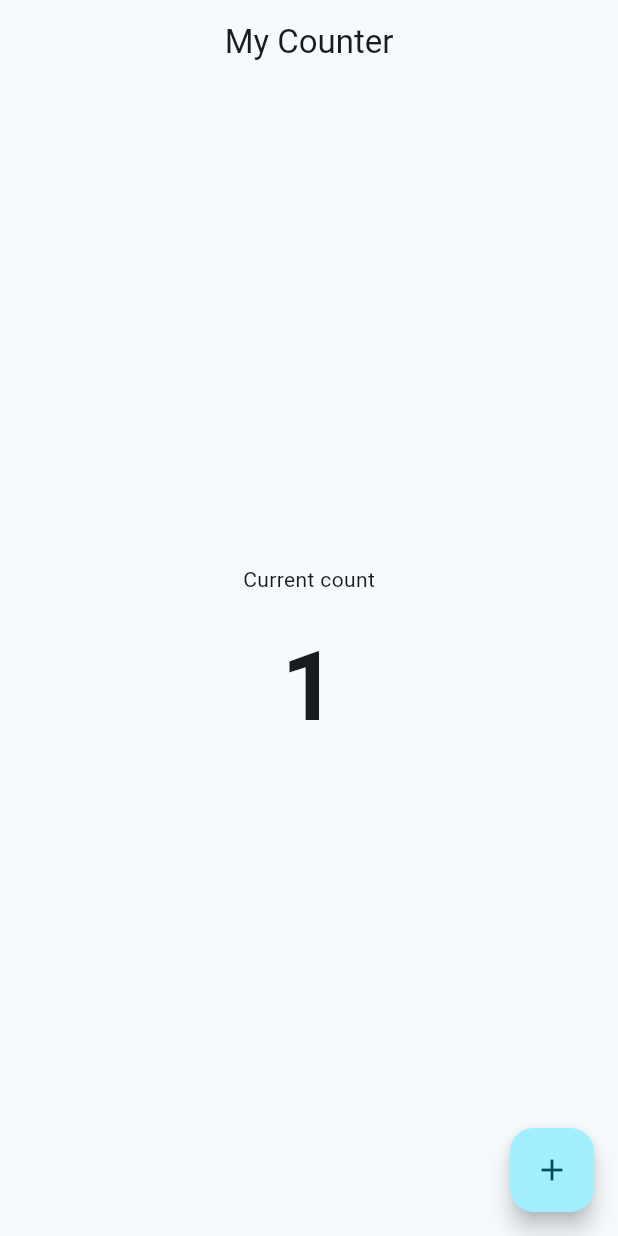
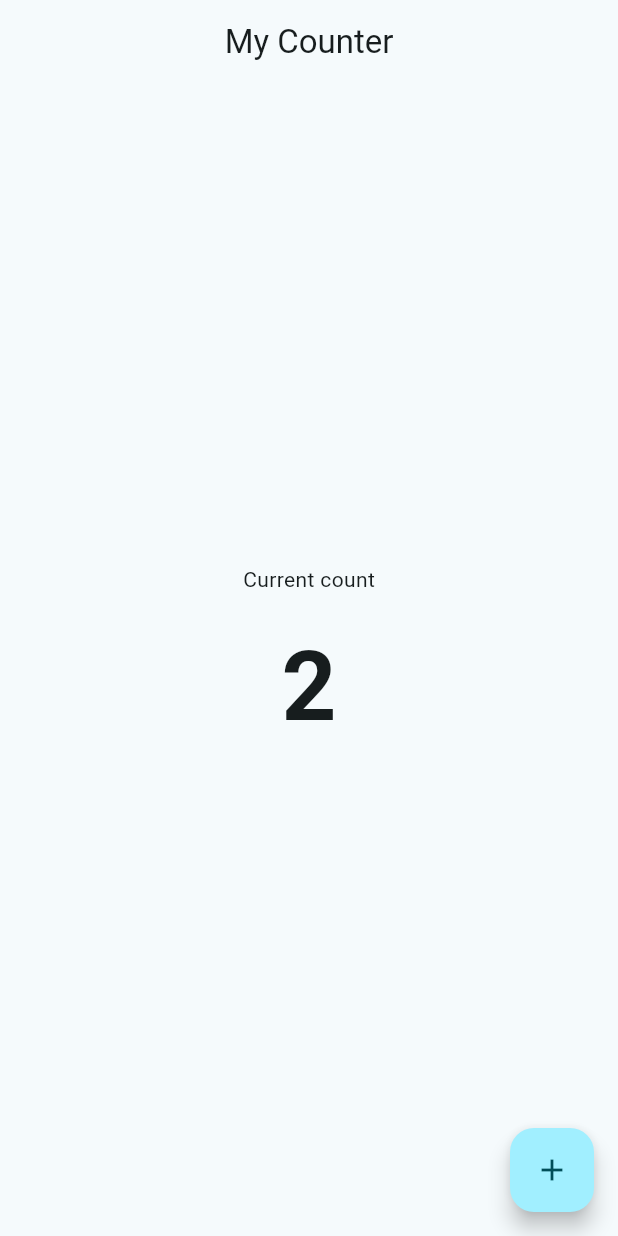
Before and after one commit to itsiamdev/my_counter, a Flutter app: the screen it shows after launch, after a tap on the "add" icon, on a phone screen of 412 x 824 dp. Run offline on Flutter 3.47's test engine with Material 3 defaults, Android fonts, the light colour scheme and no system bars.

Commit message:
Update counter increment logic and adjust app title for consistency

```diff
--- a/lib/counter_page.dart
+++ b/lib/counter_page.dart
@@ -36,7 +36,7 @@
       floatingActionButton: FloatingActionButton(
         onPressed: () {
           setState(() {
-            counter++;
+            counter+=2;
           });
         },
         child: const Icon(Icons.add),
--- a/lib/main.dart
+++ b/lib/main.dart
@@ -12,7 +12,7 @@
   Widget build(BuildContext context) {
     return MaterialApp(
       debugShowCheckedModeBanner: false,
-      title: 'My Counter App',
+      title: 'My Counter',
       theme: ThemeData(
         colorScheme: ColorScheme.fromSeed(
           seedColor: Colors.cyan,
```
